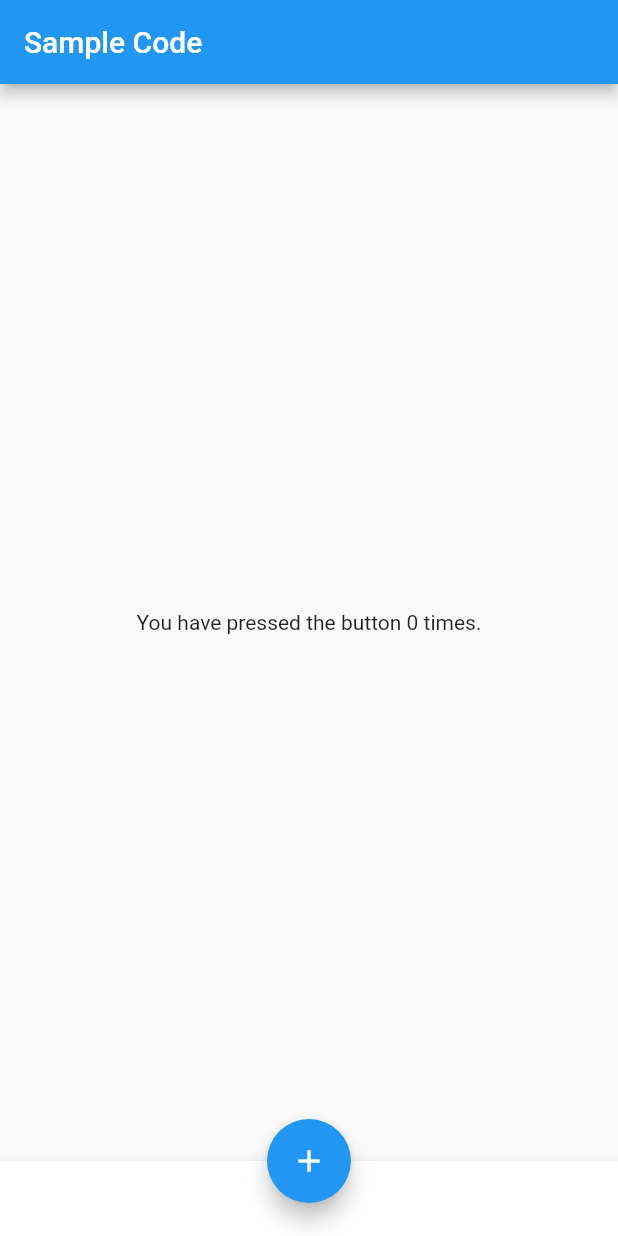
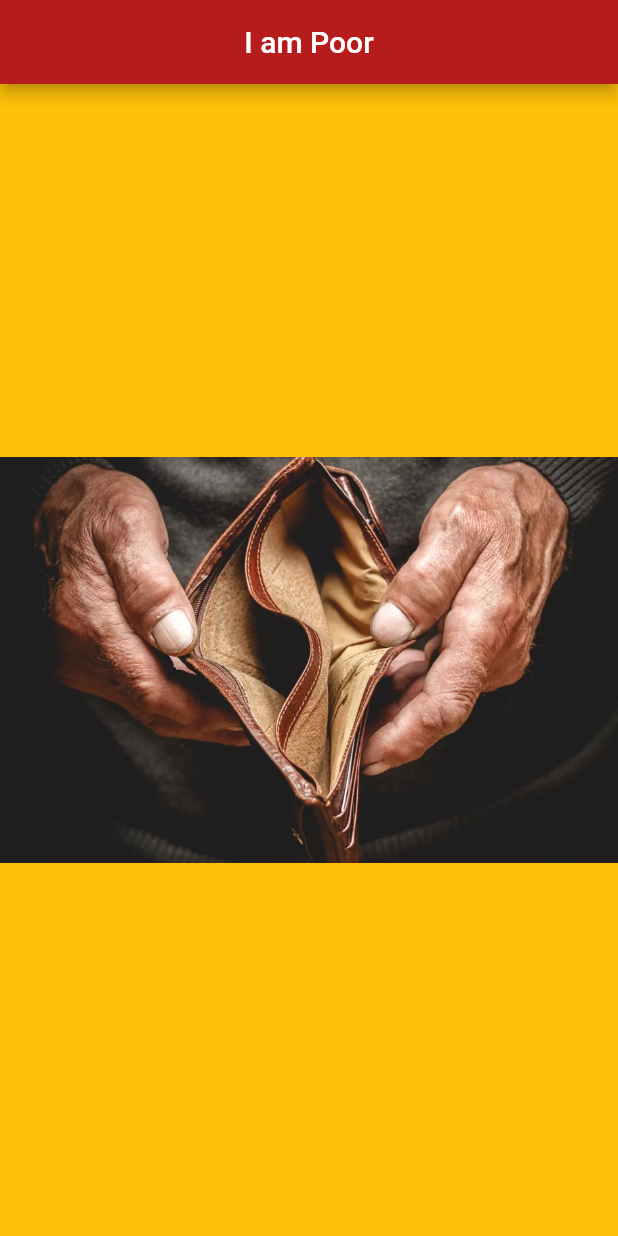
Before and after one commit to tedstark/flutter_i_am_poor, a Flutter app: the screen it shows after launch, on a phone screen of 412 x 824 dp. Run offline on Flutter 3.47's test engine with Material 2 defaults, Android fonts, the phone set to English and light mode, and no system bars.

Commit message:
App updates

```diff
--- a/lib/main.dart
+++ b/lib/main.dart
@@ -9,52 +9,19 @@
 
 import 'package:flutter/material.dart';
 
-void main() => runApp(MyApp());
-
-/// This Widget is the main application widget.
-class MyApp extends StatelessWidget {
-  static const String _title = 'Flutter Code Sample';
-
-  @override
-  Widget build(BuildContext context) {
-    return MaterialApp(
-      title: _title,
-      home: MyStatefulWidget(),
-    );
-  }
+void main() {
+  runApp(
+    MaterialApp(
+        home: Scaffold(
+      appBar: AppBar(
+        title: Center(child: Text('I am Poor')),
+        backgroundColor: Colors.red[900],
+      ),
+      backgroundColor: Colors.amber,
+      body: Center(
+//        child: Center(child: Text('Empty Wallet')),
+        child: Image(image: AssetImage('assets/images/empty_wallet.jpg')),
+      ),
+    )),
+  );
 }
-
-class MyStatefulWidget extends StatefulWidget {
-  MyStatefulWidget({Key key}) : super(key: key);
-
-  @override
-  _MyStatefulWidgetState createState() => _MyStatefulWidgetState();
-}
-
-class _MyStatefulWidgetState extends State<MyStatefulWidget> {
-  int _count = 0;
-
-  Widget build(BuildContext context) {
-    return Scaffold(
-      appBar: AppBar(
-        title: Text('Sample Code'),
-      ),
-      body: Center(
-        child: Text('You have pressed the button $_count times.'),
-      ),
-      bottomNavigationBar: BottomAppBar(
-        child: Container(
-          height: 50.0,
-        ),
-      ),
-      floatingActionButton: FloatingActionButton(
-        onPressed: () => setState(() {
-              _count++;
-            }),
-        tooltip: 'Increment Counter',
-        child: Icon(Icons.add),
-      ),
-      floatingActionButtonLocation: FloatingActionButtonLocation.centerDocked,
-    );
-  }
-}
```
Also changed, not shown: pubspec.yaml (+2 -55 lines), assets/images/empty_wallet.jpg (added).
